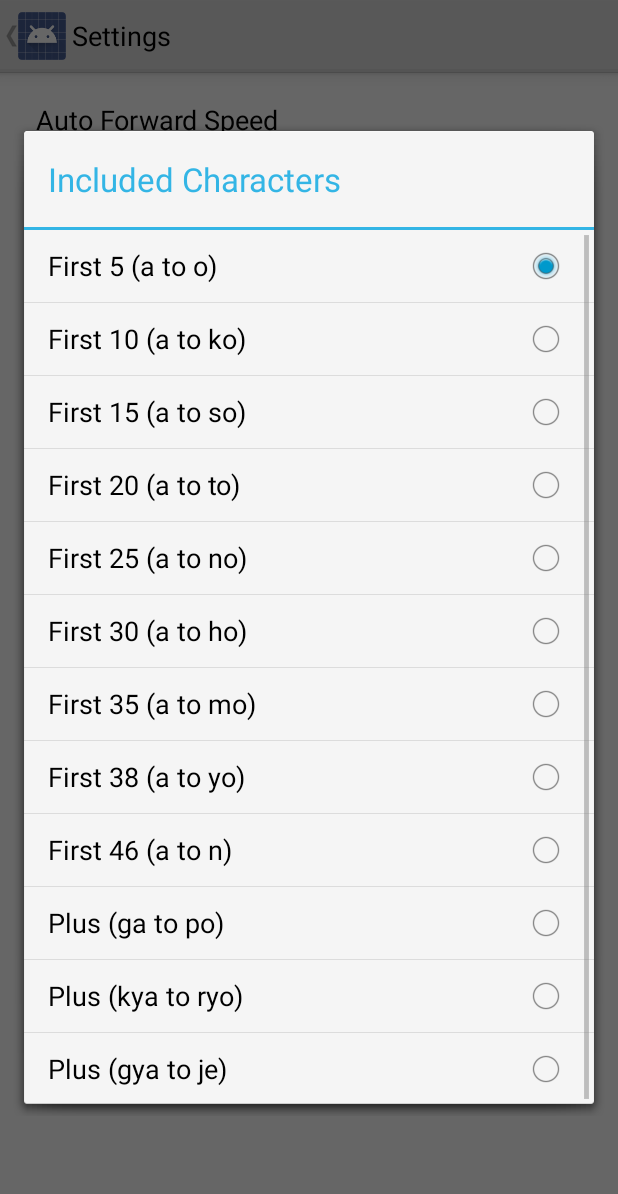
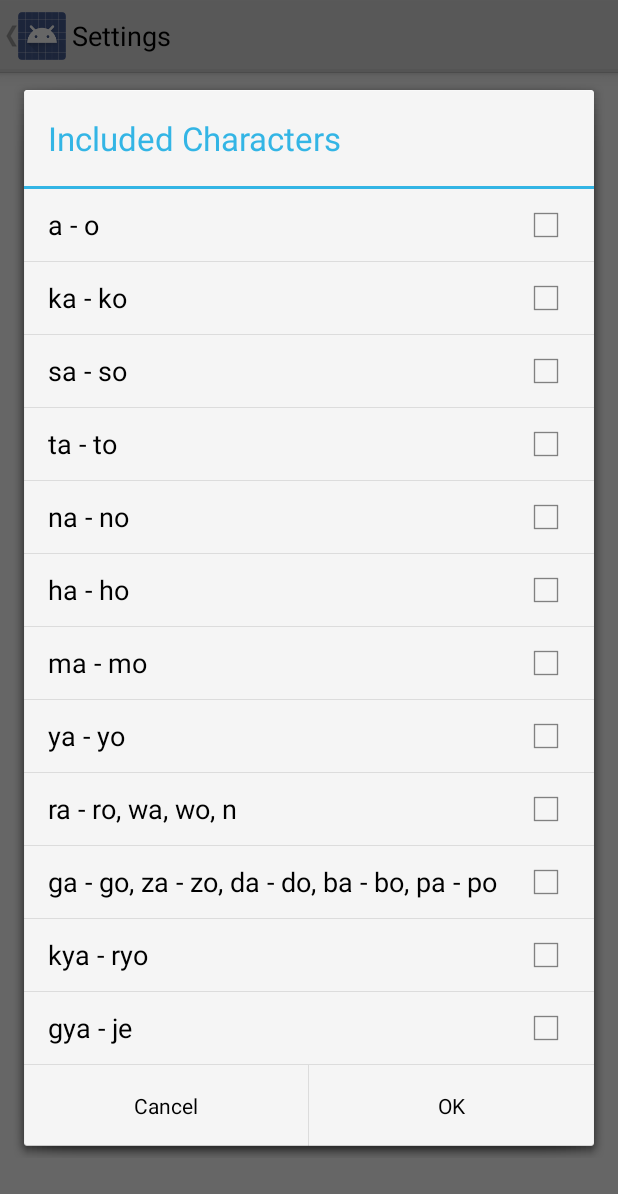
Before and after one commit to RodrigoDavy/Kana-Drill-Plus, an Android app: the screen it shows after launch (SettingsActivity), after a tap on "Included Characters", on a phone screen of 412 x 824 dp. Shown: the top 1194 px of the screen. Run offline under Robolectric (Android 15) with nearby library versions, the light colour scheme and no system bars.

Commit message:
Use multiselect to choose kanas
This allows working only a subset of kanas, e.g., ka - ko.  Further
work needed to break up diacritics and contractions.

```diff
--- a/app/src/main/res/values/strings_activity_settings.xml
+++ b/app/src/main/res/values/strings_activity_settings.xml
@@ -10,20 +10,22 @@
     <string name="katakana_title">Katakana too</string>
     <string name="katakana_summary">After hiragana show katakana</string>
 
+    <string-array name="empty_array" />
+
     <string name="kana_title">Included Characters</string>
     <string-array name="kana_options">
-        <item>First 5 (a to o)</item>
-        <item>First 10 (a to ko)</item>
-        <item>First 15 (a to so)</item>
-        <item>First 20 (a to to)</item>
-        <item>First 25 (a to no)</item>
-        <item>First 30 (a to ho)</item>
-        <item>First 35 (a to mo)</item>
-        <item>First 38 (a to yo)</item>
-        <item>First 46 (a to n)</item>
-        <item>Plus (ga to po)</item>
-        <item>Plus (kya to ryo)</item>
-        <item>Plus (gya to je)</item>
+        <item>a - o</item>
+        <item>ka - ko</item>
+        <item>sa - so</item>
+        <item>ta - to</item>
+        <item>na - no</item>
+        <item>ha - ho</item>
+        <item>ma - mo</item>
+        <item>ya - yo</item>
+        <item>ra - ro, wa, wo, n</item>
+        <item>ga - go, za - zo, da - do, ba - bo, pa - po</item>
+        <item>kya - ryo</item>
+        <item>gya - je</item>
     </string-array>
     <string-array name="kana_values" translatable="false">
         <item>1</item>
--- a/app/src/main/res/xml/pref_general.xml
+++ b/app/src/main/res/xml/pref_general.xml
@@ -9,14 +9,12 @@
         android:positiveButtonText="@null"
         android:title="@string/autoforward_title"/>
 
-    <ListPreference
-        android:defaultValue="1"
+    <MultiSelectListPreference
+        android:defaultValue="@array/empty_array"
         android:entries="@array/kana_options"
         android:entryValues="@array/kana_values"
-        android:key="kana_list"
-        android:negativeButtonText="@null"
-        android:positiveButtonText="@null"
-        android:title="@string/kana_title"/>
+        android:key="kana_groups"
+        android:title="@string/kana_title" />
 
     <ListPreference
         android:defaultValue="1"
```
Also changed, not shown: app/src/main/java/com/jorgecastillo/kanadrill/CommonCode.java (+52 -82 lines), app/src/main/java/com/jorgecastillo/kanadrill/DrawActivity.java (+19 -50 lines), app/src/main/java/com/jorgecastillo/kanadrill/DrillActivity.java (+35 -51 lines), app/src/main/java/com/jorgecastillo/kanadrill/TrainingActivity.java (+13 -15 lines).
